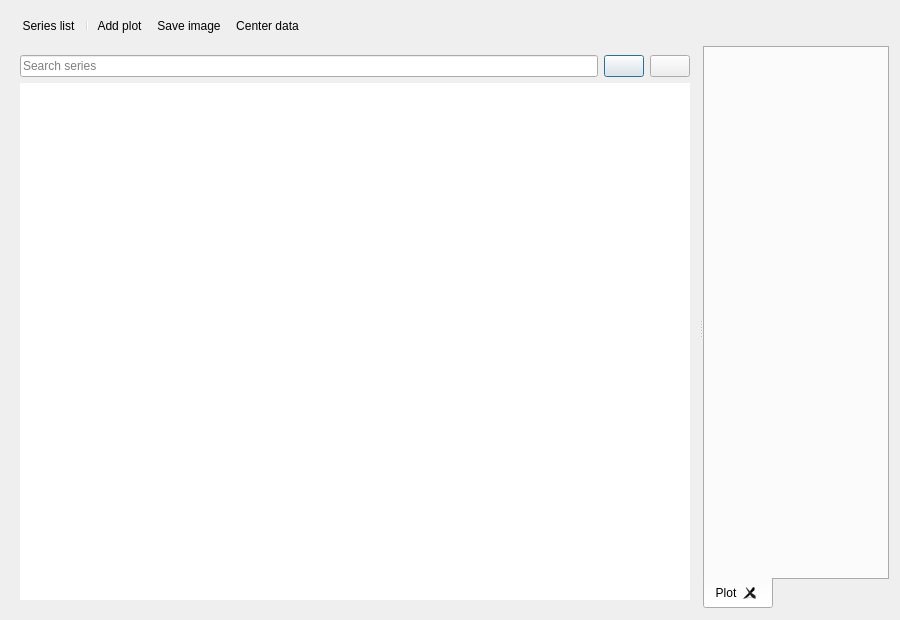
JordiBejarUPC/veragrid-hvdc-bipolar-pfc, file src/VeraGrid/Gui/PlotDialogue/plot_dialogue.ui: the form before one commit.
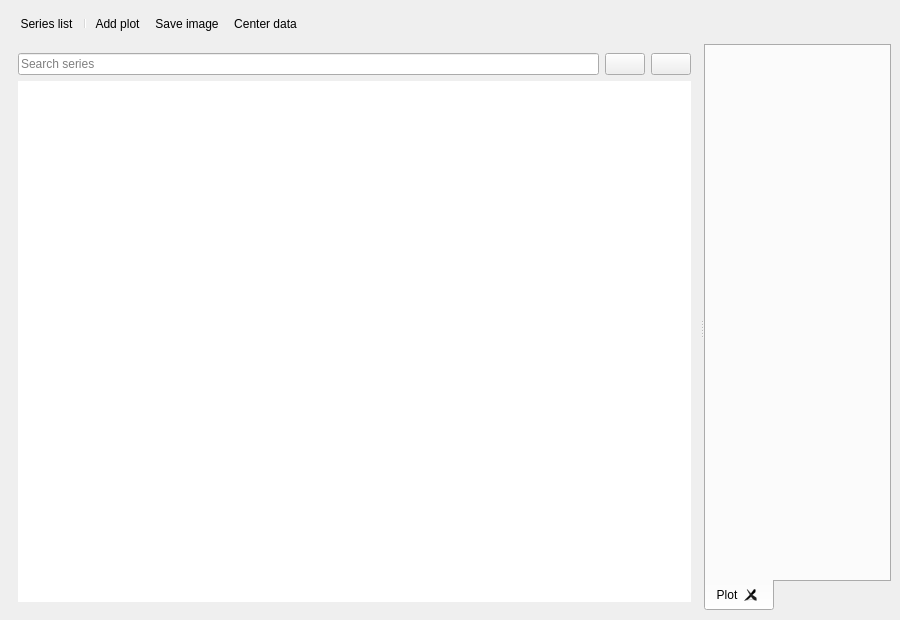
The form after the commit. Icons and pictures are not drawn. Custom widgets are drawn as their Qt base class.

Commit message: Plot dialogue should be maximizable now

```diff
--- a/src/VeraGrid/Gui/PlotDialogue/plot_dialogue.ui
+++ b/src/VeraGrid/Gui/PlotDialogue/plot_dialogue.ui
@@ -1,7 +1,7 @@
 <?xml version="1.0" encoding="UTF-8"?>
 <ui version="4.0">
  <class>PlotDialogue</class>
- <widget class="QDialog" name="PlotDialogue">
+ <widget class="QMainWindow" name="PlotDialogue">
   <property name="geometry">
    <rect>
     <x>0</x>
@@ -13,6 +13,7 @@
   <property name="windowTitle">
    <string>Plot</string>
   </property>
+  <widget class="QWidget" name="centralwidget">
   <layout class="QVBoxLayout" name="verticalLayout">
    <item>
     <widget class="QToolBar" name="plotToolBar">
@@ -178,6 +179,7 @@
     </widget>
    </item>
   </layout>
+  </widget>
   <action name="actionSaveImage">
    <property name="icon">
     <iconset resource="../Icons/icons.qrc">
```
Left out of the diff: 2 changed lines with no effect on the pictures. The commit also changes 3 other files.
